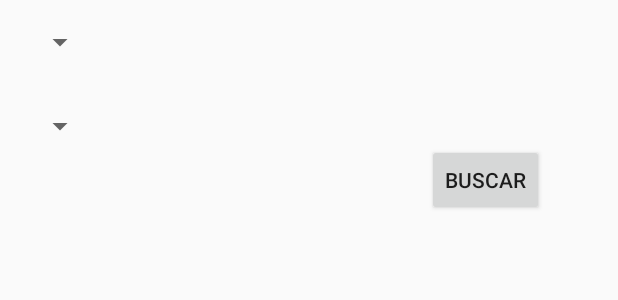
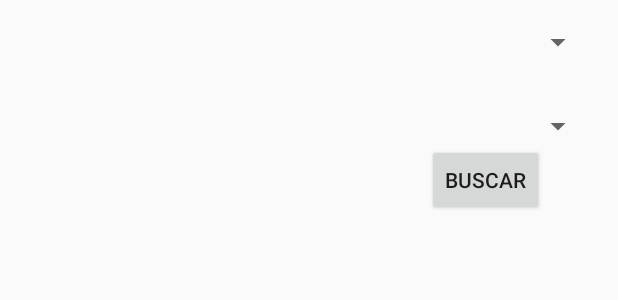
Before and after one commit to edmolten/Hackathon2015, an Android app: the layout content_buscar.xml on its own in the app's theme, with its tools: preview values and no code run, on a phone screen of 412 x 824 dp. Shown: the top 300 px of the screen. Run offline under Robolectric (Android 15) with nearby library versions, the phone set to English and light mode, and no system bars.

Commit message:
nuevo comirt

```diff
--- a/HiTutor/app/src/main/res/layout/content_buscar.xml
+++ b/HiTutor/app/src/main/res/layout/content_buscar.xml
@@ -11,7 +11,7 @@
     tools:showIn="@layout/activity_buscar" tools:context="hackathon2015.hitutor.Buscar">
 
     <Spinner
-        android:layout_width="wrap_content"
+        android:layout_width="fill_parent"
         android:layout_height="wrap_content"
         android:id="@+id/spinner"
         android:spinnerMode="dropdown"
@@ -20,7 +20,7 @@
         android:layout_alignParentStart="true" />
 
     <Spinner
-        android:layout_width="wrap_content"
+        android:layout_width="fill_parent"
         android:layout_height="wrap_content"
         android:id="@+id/spinner2"
 
--- a/HiTutor/app/src/main/res/menu/activity_main_drawer.xml
+++ b/HiTutor/app/src/main/res/menu/activity_main_drawer.xml
@@ -2,8 +2,8 @@
 <menu xmlns:android="http://schemas.android.com/apk/res/android">
 
     <group android:checkableBehavior="single">
-        <item android:id="@+id/nav_camara" android:icon="@android:drawable/ic_menu_camera"
-            android:title="Import" />
+        <item android:id="@+id/nav_camara" android:icon="@android:drawable/ic_menu_search"
+            android:title="Buscar" />
         <item android:id="@+id/nav_gallery" android:icon="@android:drawable/ic_menu_gallery"
             android:title="Gallery" />
         <item android:id="@+id/nav_slideshow" android:icon="@android:drawable/ic_menu_slideshow"
```
